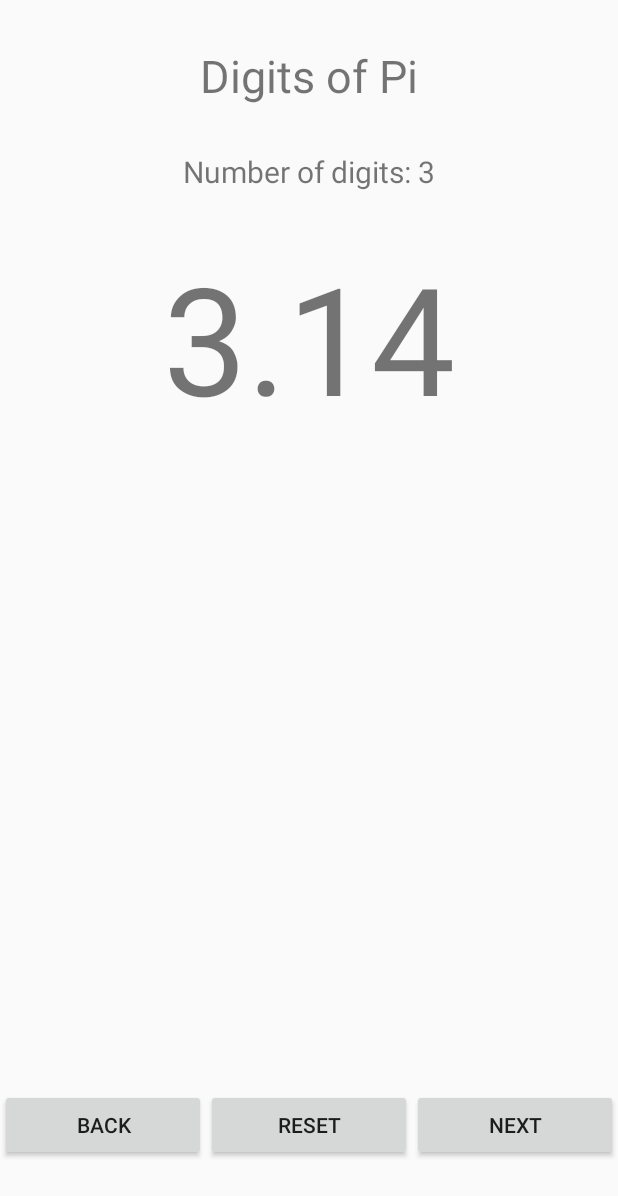
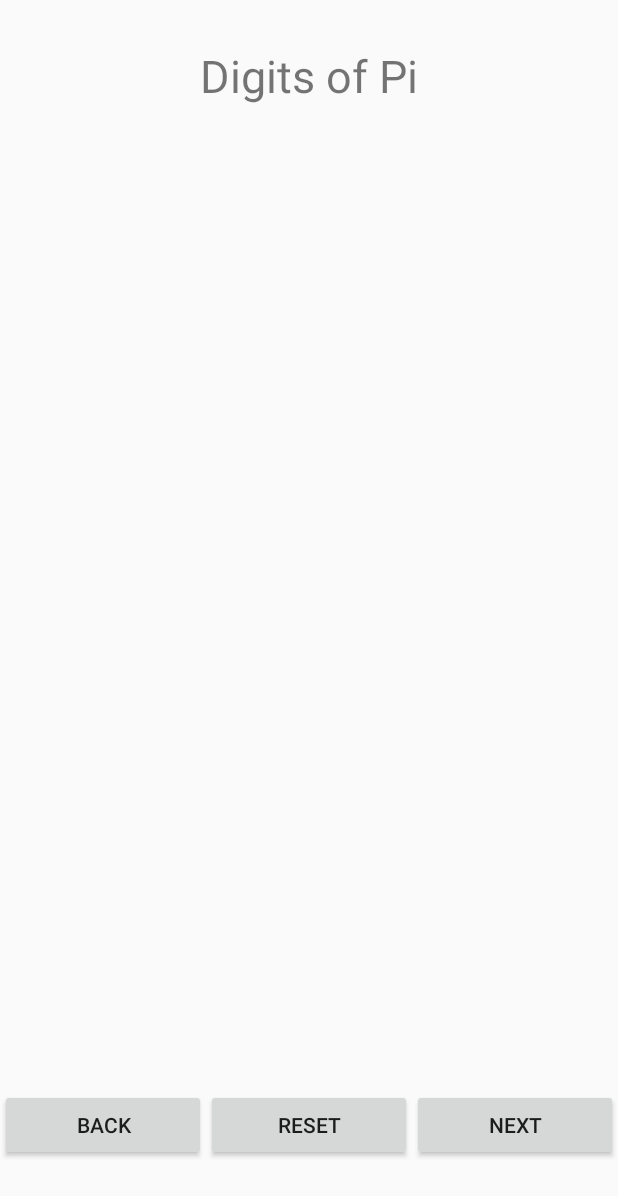
Before and after one commit to alan-lam/Digits-of-Pi, an Android app: the layout activity_main.xml on its own in the app's theme, with its tools: preview values and no code run, on a phone screen of 412 x 824 dp. Shown: the top 1196 px of the screen. Run offline under Robolectric (Android 15) with nearby library versions, the phone set to English and light mode, and no system bars.

Commit message:
finish logic (102 digits)

```diff
--- a/app/src/main/res/layout/activity_main.xml
+++ b/app/src/main/res/layout/activity_main.xml
@@ -22,15 +22,13 @@
         android:layout_below="@id/title"
         android:gravity="center"
         android:textSize="20sp"
-        android:layout_marginBottom="30dp"
-        android:text="Number of digits: 3" />
+        android:layout_marginBottom="30dp" />
 
     <TextView
         android:id="@+id/digits"
         android:layout_width="match_parent"
         android:layout_height="wrap_content"
         android:gravity="center"
-        android:text="3.14"
         android:textSize="100sp"
         android:layout_marginBottom="30dp"
         android:layout_below="@id/num_of_digits" />
@@ -46,6 +44,7 @@
             android:layout_width="0dp"
             android:layout_weight="1"
             android:layout_height="wrap_content"
+            android:onClick="back"
             android:text="back" />
 
         <Button
@@ -53,6 +52,7 @@
             android:layout_width="0dp"
             android:layout_weight="1"
             android:layout_height="wrap_content"
+            android:onClick="reset"
             android:text="reset" />
 
         <Button
@@ -60,6 +60,7 @@
             android:layout_width="0dp"
             android:layout_weight="1"
             android:layout_height="wrap_content"
+            android:onClick="next"
             android:text="next" />
 
     </LinearLayout>
```
Also changed, not shown: app/src/main/java/com/example/digitsofpi/MainActivity.java (+61 -0 lines).
